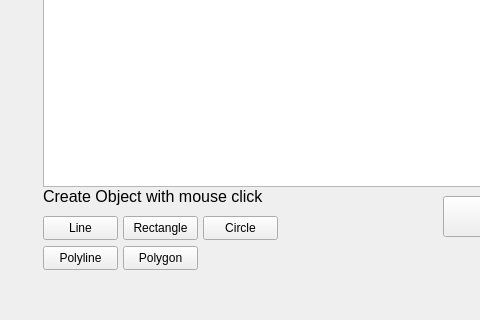
Above: Project13Qt/mainwindow.ui from Florcher/Educational-lesson before the change; both pictures show x 157 to 637 and y 254 to 574 of the 925 by 574 pixel window. Below: the same form after it.
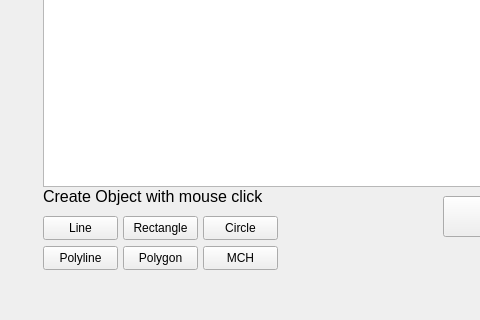
That is the form after the change.

```diff
--- a/Project13Qt/mainwindow.ui
+++ b/Project13Qt/mainwindow.ui
@@ -243,6 +243,19 @@
      <string>Stitching</string>
     </property>
    </widget>
+   <widget class="QPushButton" name="btnCreateMCH">
+    <property name="geometry">
+     <rect>
+      <x>360</x>
+      <y>500</y>
+      <width>75</width>
+      <height>24</height>
+     </rect>
+    </property>
+    <property name="text">
+     <string>MCH</string>
+    </property>
+   </widget>
   </widget>
   <widget class="QMenuBar" name="menubar">
    <property name="geometry">
```
